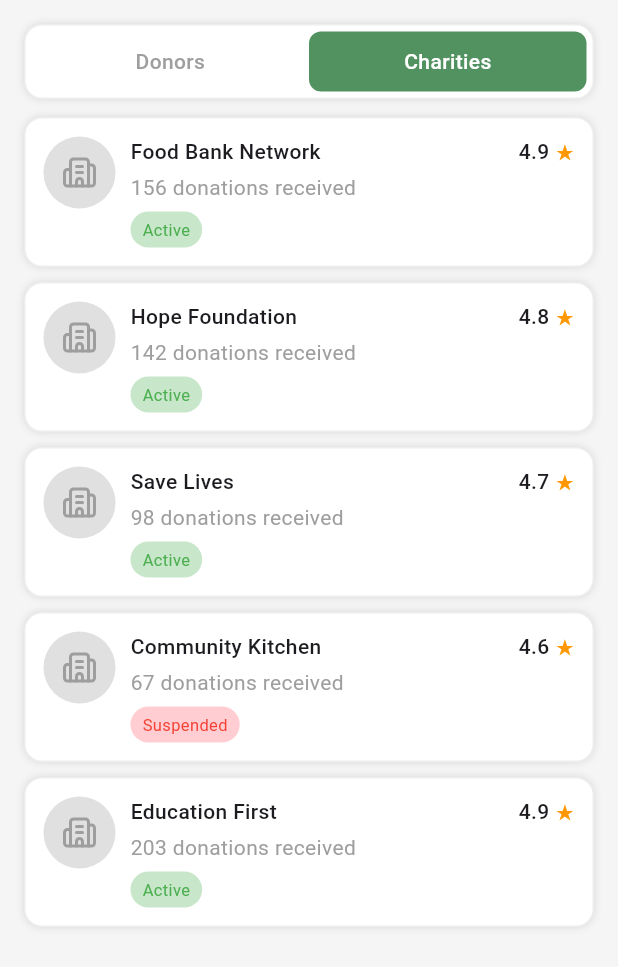
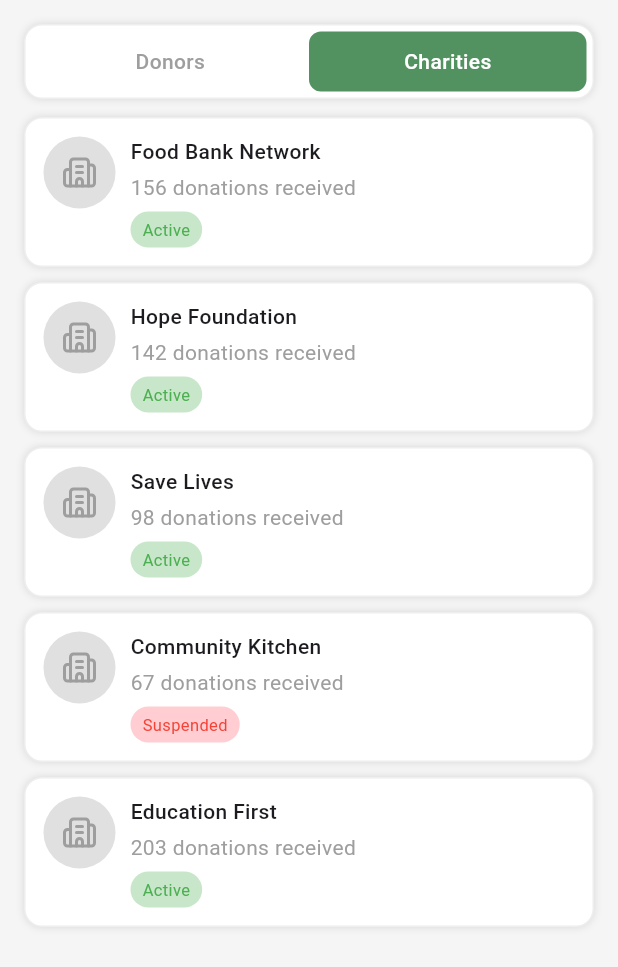
Before and after one commit to sajedahbanihamad/ataa-project, a Flutter app: the UsersScreen screen opened by its route, after a tap on "Charities", on a phone screen of 412 x 824 dp. Shown: the top 967 px of the screen. Run offline on Flutter 3.47's test engine with Material 3 defaults, Android fonts, the phone set to English and light mode, and no system bars; our stand-ins replace cached_network_image, fl_chart, flutter_svg, get, lucide_icons, shared_preferences; accounts and stored records are empty.

Commit message:
my latest changes

```diff
--- a/lib/pages/presentation/admin_screens/users_screen.dart
+++ b/lib/pages/presentation/admin_screens/users_screen.dart
@@ -57,41 +57,16 @@ class _UsersScreenState extends State<UsersScreen> {
   ];
 
   final charities = [
-    {
-      "id": 7,
-      "name": "Food Bank Network",
-      "rating": 4.9,
-      "status": "Active",
-      "received": 156
-    },
-    {
-      "id": 8,
-      "name": "Hope Foundation",
-      "rating": 4.8,
-      "status": "Active",
-      "received": 142
-    },
-    {
-      "id": 9,
-      "name": "Save Lives",
-      "rating": 4.7,
-      "status": "Active",
-      "received": 98
-    },
+    {"id": 7, "name": "Food Bank Network", "status": "Active", "received": 156},
+    {"id": 8, "name": "Hope Foundation", "status": "Active", "received": 142},
+    {"id": 9, "name": "Save Lives", "status": "Active", "received": 98},
     {
       "id": 10,
       "name": "Community Kitchen",
-      "rating": 4.6,
       "status": "Suspended",
       "received": 67
     },
-    {
-      "id": 11,
-      "name": "Education First",
-      "rating": 4.9,
-      "status": "Active",
-      "received": 203
-    },
+    {"id": 11, "name": "Education First", "status": "Active", "received": 203},
   ];
 
   @override
@@ -172,6 +147,7 @@ class _UsersScreenState extends State<UsersScreen> {
                                       fontWeight: FontWeight.w500),
                                 ),
                               ),
+                              if (activeTab == "donors")
                                 Row(
                                   children: [
                                     Text(
@@ -183,7 +159,7 @@ class _UsersScreenState extends State<UsersScreen> {
                                     const Text("★",
                                         style: TextStyle(color: Colors.orange)),
                                   ],
-                              )
+                                ),
                             ],
                           ),
                           const SizedBox(height: 4),
--- a/lib/pages/presentation/main_donorscreen.dart
+++ b/lib/pages/presentation/main_donorscreen.dart
@@ -1,6 +1,6 @@
 import 'package:flutter/material.dart';
 
-import 'package:Ataa/pages/presentation/donor_screens/home_screen.dart';
+import 'package:Ataa/pages/presentation/donor_screens/home/view/home_screen.dart';
 import 'package:Ataa/pages/presentation/donor_screens/create_donation_screen.dart';
 import 'package:Ataa/pages/presentation/donor_screens/history_screen.dart';
 import 'package:Ataa/pages/presentation/donor_screens/profile_screen.dart';
--- a/lib/routes/app_routes.dart
+++ b/lib/routes/app_routes.dart
@@ -5,7 +5,7 @@ import '../pages/presentation/registration_screen/registration_screen.dart';
 import '../pages/presentation/splash_screen/splash1.dart';
 import '../pages/presentation/splash_screen/splash2.dart';
 import '../pages/presentation/app_navigation_screen/app_navigation_screen.dart';
-import '../pages/presentation/donor_screens/home_screen.dart';
+import '../pages/presentation/donor_screens/home/view/home_screen.dart';
 import '../pages/presentation/donor_screens/create_donation_screen.dart';
 import '../pages/presentation/donor_screens/notifications_screen.dart';
 import '../pages/presentation/donor_screens/profile_screen.dart';
--- a/pubspec.yaml
+++ b/pubspec.yaml
@@ -17,6 +17,8 @@ dependencies:
   dio: ^5.0.0
   shared_preferences: ^2.2.2
   flutter_svg: ^2.0.9
+  get_it: ^9.2.1
+  get: ^4.7.3
 
 dev_dependencies:
   flutter_test:
```
Also changed, not shown: lib/pages/presentation/admin_screens/report_screen.dart (+7 -15 lines), lib/pages/presentation/donor_screens/home/controller/home_controller.dart (added, +31 -0 lines), lib/pages/presentation/donor_screens/home/model/donation_model.dart (added, +39 -0 lines), lib/pages/presentation/donor_screens/home/view/home_screen.dart (renamed from lib/pages/presentation/donor_screens/home_screen.dart, +11 -36 lines), lib/pages/presentation/login_screen/login_screen.dart (+16 -1 lines), pubspec.lock, 2 other files. Lines whose indentation alone changed are shown as unchanged.
